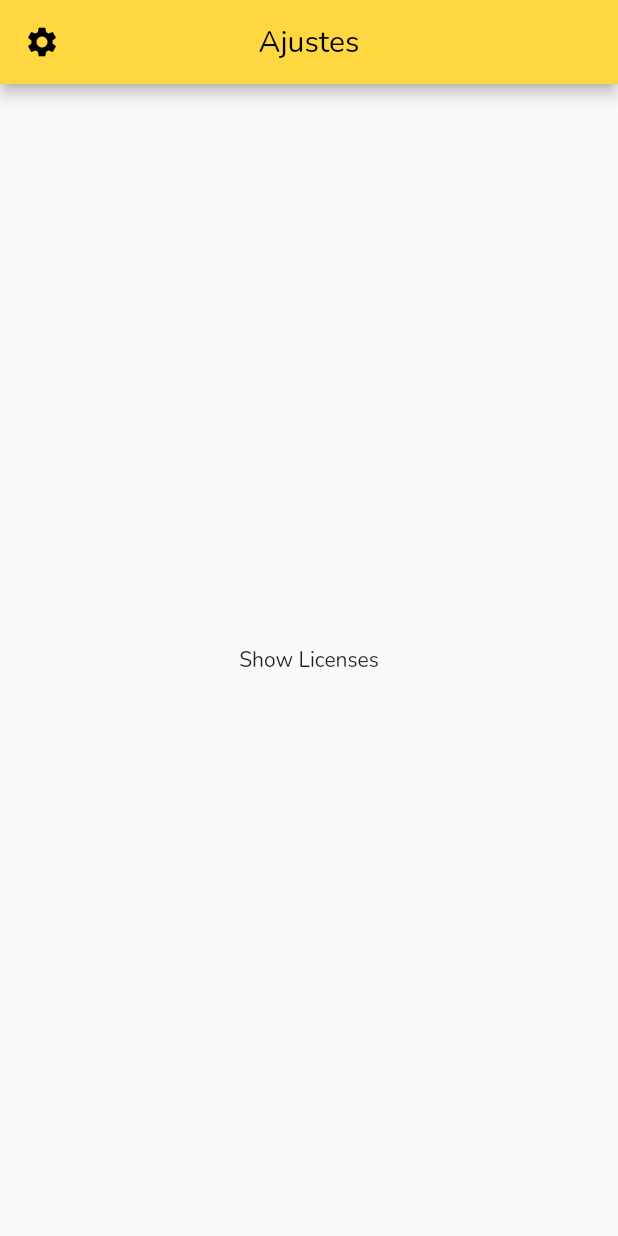
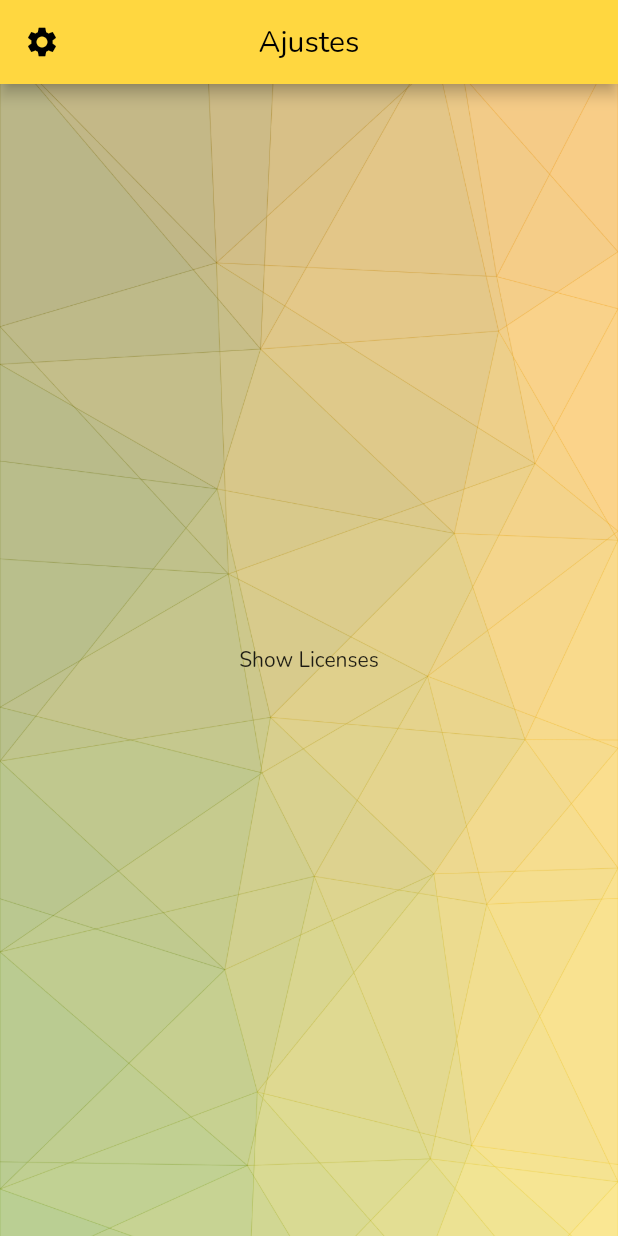
Before and after one commit to AlexRioja/Torty_App, a Flutter app: the SettingsScreen screen opened by its route, on a phone screen of 412 x 824 dp. Run offline on Flutter 3.47's test engine with Material 2 defaults, Android fonts, the light colour scheme and no system bars; our stand-ins replace anim_search_bar, animated_text_kit, bottom_navy_bar, carousel_slider, cloud_firestore, firebase_core and 7 more; missing offline and left inert: flappy_search_bar, slimy_card; accounts and stored records are empty; statements that could not run were skipped.

Commit message:
Improced backgrounds and fixed overflow error in text

```diff
--- a/lib/Components/ModifyBottomSheet.dart
+++ b/lib/Components/ModifyBottomSheet.dart
@@ -76,7 +76,8 @@ class _ModifyBottomSheetState extends State<ModifyBottomSheet> {
           height: MediaQuery.of(context).size.height / 1.2,
           padding: EdgeInsets.all(20),
           decoration: BoxDecoration(
-            color: Colors.amber[50],
+            color: Colors.amberAccent[100],
+            image: DecorationImage(image: AssetImage("assets/images/backgrounds/background_home.jpg"),fit: BoxFit.cover),
             borderRadius: BorderRadius.only(
                 topLeft: Radius.circular(50), topRight: Radius.circular(50)),
           ),
--- a/lib/Screens/ProfileInfo.dart
+++ b/lib/Screens/ProfileInfo.dart
@@ -13,7 +13,7 @@ class ProfileInfo extends StatelessWidget {
         child: Profile(),
         decoration: BoxDecoration(
             image: DecorationImage(
-                image: AssetImage("assets/images/backgrounds/background_home.jpg"),
+                image: AssetImage("assets/images/backgrounds/background_search.png"),
                 fit: BoxFit.cover)),
       ),
       appBar: AppBar(
--- a/lib/Screens/SearchScreen.dart
+++ b/lib/Screens/SearchScreen.dart
@@ -23,7 +23,7 @@ class SearchScreen extends StatelessWidget {
           decoration: BoxDecoration(
               image: DecorationImage(
             image:
-                AssetImage("assets/images/backgrounds/background_search.png"),
+                AssetImage("assets/images/backgrounds/background_search_2.png"),
             fit: BoxFit.cover,
           )),
           child: test(),
--- a/lib/Screens/SettingsScreen.dart
+++ b/lib/Screens/SettingsScreen.dart
@@ -8,13 +8,20 @@ class SettingsScreen extends StatelessWidget {
         leading: Icon(Icons.settings),
         title: Text(
           "Ajustes",
-          style: TextStyle(color: Colors.black,wordSpacing: 3),textAlign: TextAlign.center,
+          style: TextStyle(color: Colors.black, wordSpacing: 3),
+          textAlign: TextAlign.center,
         ),
         backgroundColor: Colors.amberAccent,
         iconTheme: IconThemeData(color: Colors.black),
         centerTitle: true,
       ),
-      body: Center(
+      body: Container(
+        decoration: BoxDecoration(
+            image: DecorationImage(
+                image: AssetImage(
+                    "assets/images/backgrounds/background_search_2.png"),
+                fit: BoxFit.cover)),
+        child: Center(
           child: FlatButton(
             onPressed: () {
               showLicensePage(
@@ -27,6 +34,7 @@ class SettingsScreen extends StatelessWidget {
             child: Text('Show Licenses'),
           ),
         ),
+      ),
     );
   }
 }
```
Also changed, not shown: lib/Components/CustomWidgets.dart (+14 -15 lines), lib/Screens/AddScreen.dart (+17 -8 lines), assets/images/backgrounds/background_search_2.png (added). Lines whose indentation alone changed are shown as unchanged.
